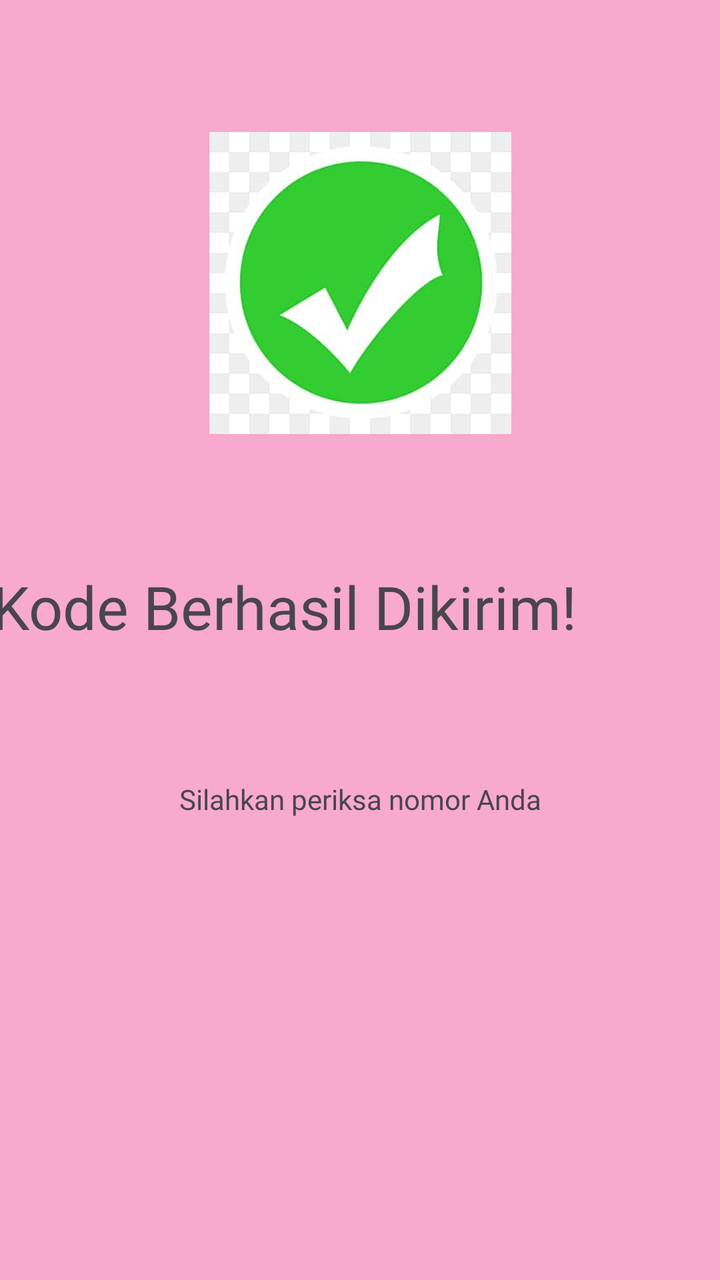
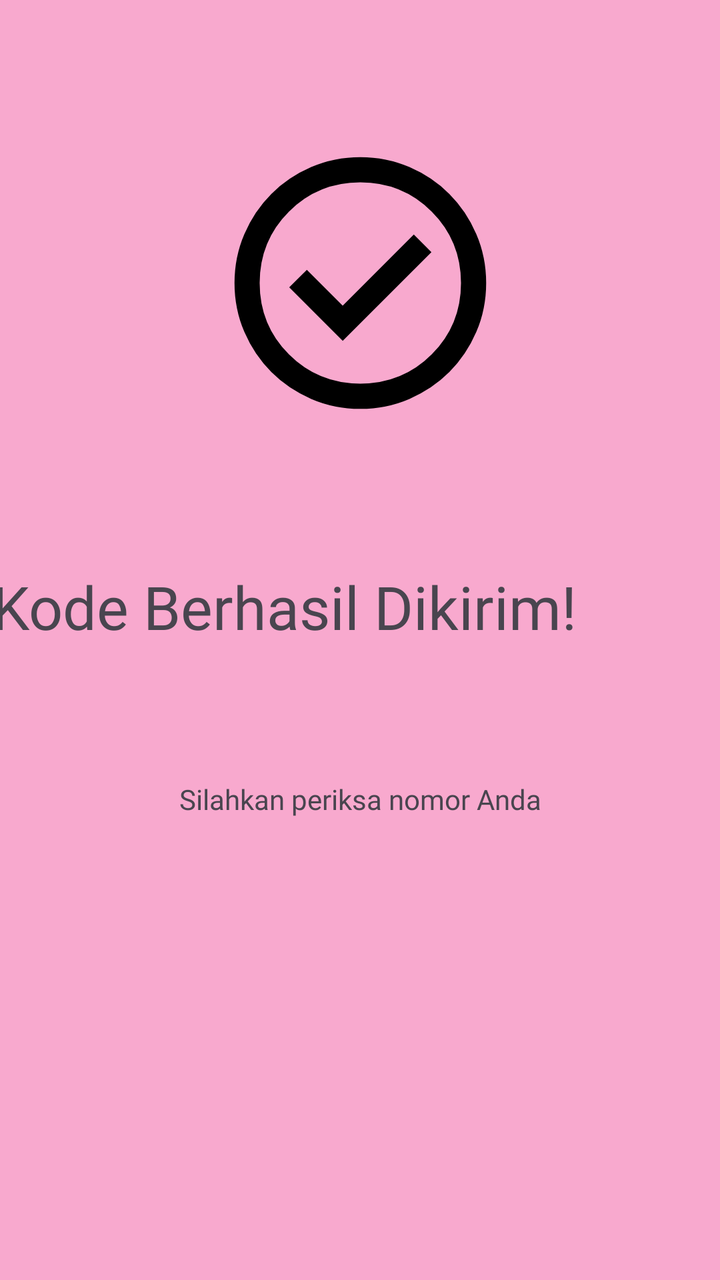

Screens rendered from an Android XML layout before and after an edit, with the pre-edit source and the edit as a unified diff.
<!-- AndroidManifest.xml: application theme Theme.MersyaApps -->
<!-- res/layout/activity_third_result.xml -->
<?xml version="1.0" encoding="utf-8"?>
<androidx.constraintlayout.widget.ConstraintLayout xmlns:android="http://schemas.android.com/apk/res/android"
    xmlns:app="http://schemas.android.com/apk/res-auto"
    xmlns:tools="http://schemas.android.com/tools"
    android:id="@+id/main"
    android:layout_width="match_parent"
    android:layout_height="match_parent"
    android:background="@color/button"
    tools:context=".Home.pertemuan3.ThirdResultActivity">


    <TextView
        android:id="@+id/textView3"
        android:layout_width="369dp"
        android:layout_height="74dp"
        android:fontFamily="@font/archivoblack_regular"
        android:text="@string/judul_baru"
        android:textSize="30sp"
        app:layout_constraintBottom_toBottomOf="parent"
        app:layout_constraintEnd_toEndOf="parent"
        app:layout_constraintStart_toStartOf="parent"
        app:layout_constraintTop_toTopOf="parent" />

    <TextView
        android:id="@+id/textView4"
        android:layout_width="wrap_content"
        android:layout_height="wrap_content"
        android:fontFamily="@font/archivoblack_regular"
        android:text="@string/anak_baru"
        app:layout_constraintBottom_toBottomOf="parent"
        app:layout_constraintEnd_toEndOf="parent"
        app:layout_constraintStart_toStartOf="parent"
        app:layout_constraintTop_toTopOf="@+id/textView3"
        app:layout_constraintVertical_bias="0.317" />

    <ImageView
        android:id="@+id/imageView3"
        android:layout_width="198dp"
        android:layout_height="151dp"
        app:layout_constraintBottom_toTopOf="@+id/textView3"
        app:layout_constraintEnd_toEndOf="parent"
        app:layout_constraintStart_toStartOf="parent"
        app:layout_constraintTop_toTopOf="parent"
        app:srcCompat="@drawable/centang" />

</androidx.constraintlayout.widget.ConstraintLayout>
<!-- resources referenced by this layout -->
<resources>
  <color name="button">#9AF678AF</color>
  <!-- drawable centang: jpg bitmap (drawable, 9320 bytes) -->
  <string name="anak_baru">Silahkan periksa nomor Anda </string>
  <string name="judul_baru">Kode Berhasil Dikirim!</string>
  <style name="Theme.MersyaApps" parent="Base.Theme.MersyaApps" />
  <style name="Base.Theme.MersyaApps" parent="Theme.Material3.DayNight.NoActionBar">
          
          
      </style>
</resources>

<!-- the commit's change to res/layout/activity_third_result.xml (unified diff, before → after) -->
@@ -41,6 +41,6 @@
         app:layout_constraintEnd_toEndOf="parent"
         app:layout_constraintStart_toStartOf="parent"
         app:layout_constraintTop_toTopOf="parent"
-        app:srcCompat="@drawable/centang" />
+        app:srcCompat="@drawable/ic_ceklis" />
 
 </androidx.constraintlayout.widget.ConstraintLayout>
<!-- resource entries referenced after the edit -->
@@ -1,7 +1,12 @@
 <!-- resources referenced by this layout -->
 <resources>
   <color name="button">#9AF678AF</color>
-  <!-- drawable centang: jpg bitmap (drawable, 9320 bytes) -->
+  <!-- drawable ic_ceklis (drawable) -->
+  <vector xmlns:android="http://schemas.android.com/apk/res/android" android:height="24dp" android:tint="#000000" android:viewportHeight="960" android:viewportWidth="960" android:width="24dp">
+        
+      <path android:fillColor="@android:color/white" android:pathData="M424,664L706,382L650,326L424,552L310,438L254,494L424,664ZM480,880Q397,880 324,848.5Q251,817 197,763Q143,709 111.5,636Q80,563 80,480Q80,397 111.5,324Q143,251 197,197Q251,143 324,111.5Q397,80 480,80Q563,80 636,111.5Q709,143 763,197Q817,251 848.5,324Q880,397 880,480Q880,563 848.5,636Q817,709 763,763Q709,817 636,848.5Q563,880 480,880ZM480,800Q614,800 707,707Q800,614 800,480Q800,346 707,253Q614,160 480,160Q346,160 253,253Q160,346 160,480Q160,614 253,707Q346,800 480,800ZM480,480Q480,480 480,480Q480,480 480,480Q480,480 480,480Q480,480 480,480Q480,480 480,480Q480,480 480,480Q480,480 480,480Q480,480 480,480Z"/>
+      
+  </vector>
   <string name="anak_baru">Silahkan periksa nomor Anda </string>
   <string name="judul_baru">Kode Berhasil Dikirim!</string>
   <style name="Theme.MersyaApps" parent="Base.Theme.MersyaApps" />
